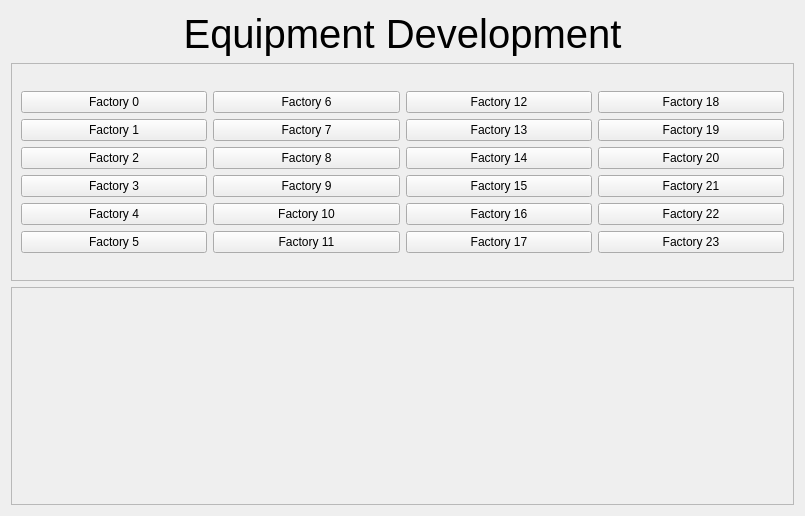
The window that CyberFleet/ClientGUI/ui/factoryarea.ui (ibicdlcod/GuoMuoRuoProject) describes before a commit, drawn with Qt 5.
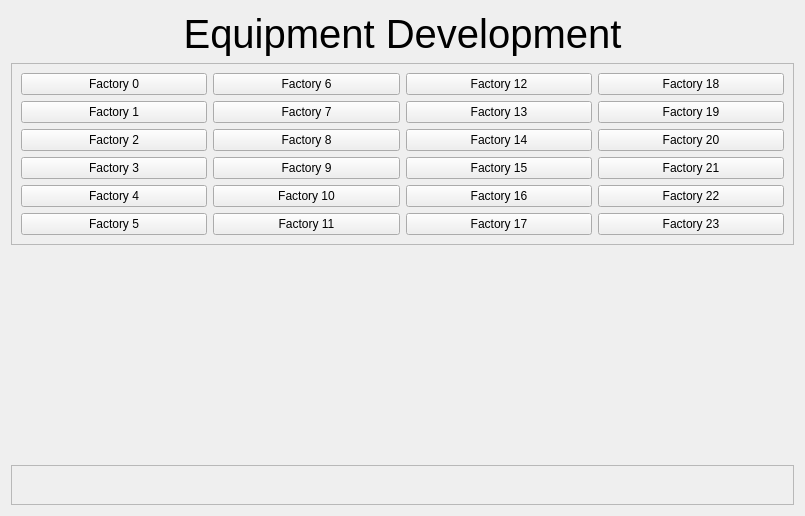
The same window after the commit. Custom widgets are drawn as their Qt base class.

Diff of the .ui file:
```diff
--- a/CyberFleet/ClientGUI/ui/factoryarea.ui
+++ b/CyberFleet/ClientGUI/ui/factoryarea.ui
@@ -234,6 +234,16 @@
      </layout>
     </widget>
    </item>
+   <item>
+    <widget class="QWidget" name="ArsenalControl" native="true">
+     <property name="sizePolicy">
+      <sizepolicy hsizetype="Preferred" vsizetype="Preferred">
+       <horstretch>0</horstretch>
+       <verstretch>255</verstretch>
+      </sizepolicy>
+     </property>
+    </widget>
+   </item>
    <item>
     <widget class="QFrame" name="ArsenalAreaControl">
      <property name="sizePolicy">
```
